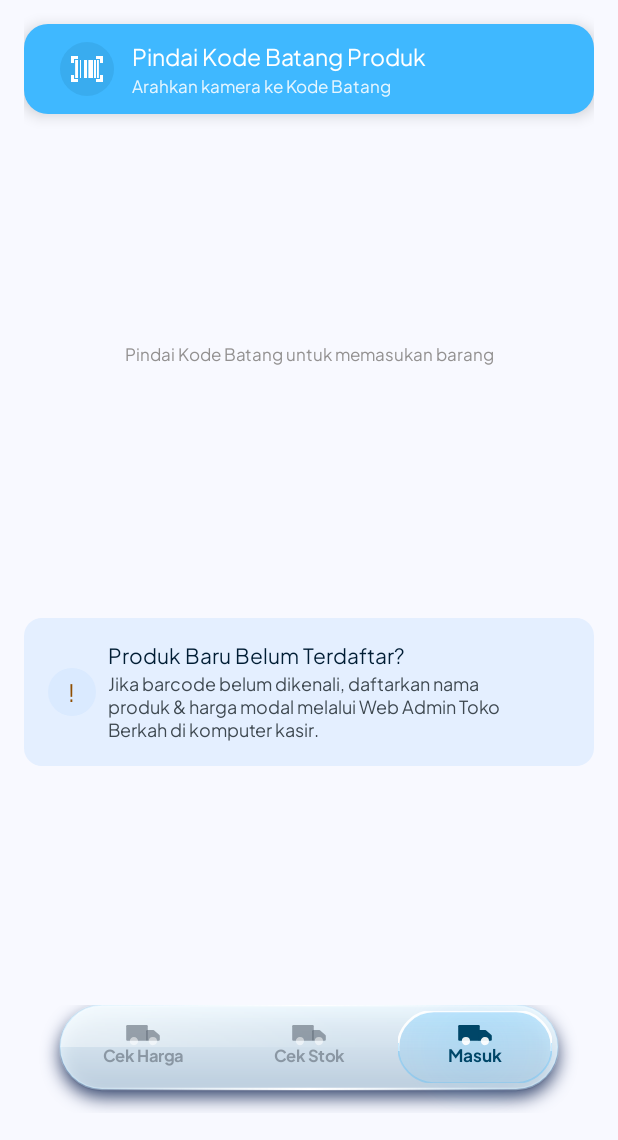
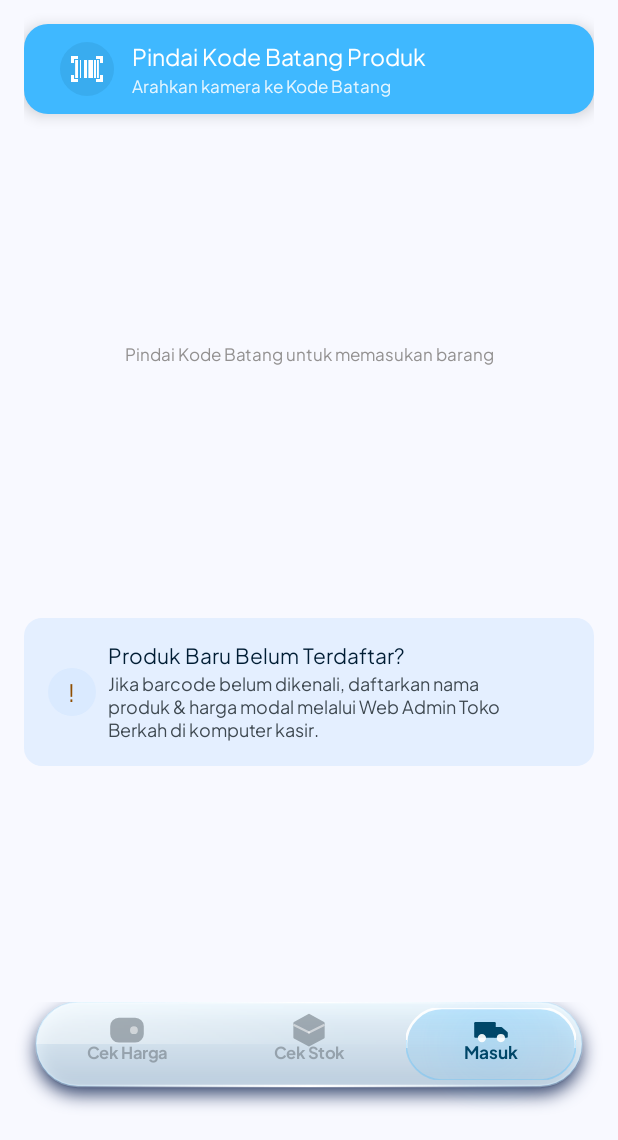
Before and after one commit to nasrulaja/toko-berkah-project, an Android app: the BarangMasukActivity screen opened directly, with no data from a screen before it, on a phone screen of 412 x 824 dp, the part 96-1236 px from its top. Run offline under Robolectric (Android 15) with nearby library versions, the phone set to English and light mode, and no system bars.

Commit message:
fix(android): samakan gaya header & navbar ketiga halaman + sinkronkan tab aktif
- onResume tiap aktivitas re-assert glassNav.selectedIndex (1/0/2) -
  aktivitas dipakai ulang REORDER_TO_FRONT, kapsul sempat salah tab
- navbar ketiga halaman memakai gaya Cek Harga: edge-to-edge, wrap_content,
  warna lgn* (nav_pill/glass_fill/navy_soft/gray_muted), ikon ic_tag/ic_box/ic_truck
- Barang Masuk: navbar mengambang (FrameLayout overlay) + paddingBottom 90dp
- Cek Stok: header buatan sendiri diganti include view_store_header
  (logo toko + breadcrumb 'Cek Stok'), background -> bg_page
- teruji di perangkat: kapsul benar di ketiga tab setelah pindah-pindah halaman

```diff
--- a/TokoBerkah-Android-App/pages/src/main/java/com/tokoberkah/pos/page_barang_masuk/BarangMasukActivity.kt
+++ b/TokoBerkah-Android-App/pages/src/main/java/com/tokoberkah/pos/page_barang_masuk/BarangMasukActivity.kt
@@ -81,9 +81,9 @@ class BarangMasukActivity : AppCompatActivity() {
                 getString(com.tokoberkah.pos.R.string.nav_masuk)
             ),
             listOf(
-                com.tokoberkah.pos.R.drawable.ic_nav_tag,
-                com.tokoberkah.pos.R.drawable.ic_nav_box,
-                com.tokoberkah.pos.R.drawable.ic_nav_truck
+                com.tokoberkah.pos.R.drawable.ic_tag,
+                com.tokoberkah.pos.R.drawable.ic_box,
+                com.tokoberkah.pos.R.drawable.ic_truck
             )
         )
 
@@ -159,6 +159,7 @@ class BarangMasukActivity : AppCompatActivity() {
 
     override fun onResume() {
         super.onResume()
+        binding.glassNav.selectedIndex = 2
         // Sinkronkan katalog dari backend supaya daftar & stok selalu terbaru.
         refreshFromServer()
     }
--- a/TokoBerkah-Android-App/pages/src/main/res/layout/activity_barang_masuk.xml
+++ b/TokoBerkah-Android-App/pages/src/main/res/layout/activity_barang_masuk.xml
@@ -1,11 +1,16 @@
 <?xml version="1.0" encoding="utf-8"?>
-<LinearLayout xmlns:android="http://schemas.android.com/apk/res/android"
+<FrameLayout xmlns:android="http://schemas.android.com/apk/res/android"
+    xmlns:app="http://schemas.android.com/apk/res-auto"
     xmlns:tools="http://schemas.android.com/tools"
     android:id="@+id/masukRoot"
     android:layout_width="match_parent"
     android:layout_height="match_parent"
-    android:background="@color/bg_page"
-    android:orientation="vertical">
+    android:background="@color/bg_page">
+
+    <LinearLayout
+        android:layout_width="match_parent"
+        android:layout_height="match_parent"
+        android:orientation="vertical">
 
     <include layout="@layout/view_store_header" />
 
@@ -14,7 +19,8 @@
         android:layout_width="match_parent"
         android:layout_height="0dp"
         android:layout_weight="1"
-        android:fillViewport="true">
+        android:fillViewport="true"
+        android:paddingBottom="90dp">
 
         <LinearLayout
             android:layout_width="match_parent"
@@ -733,17 +739,16 @@
         </LinearLayout>
     </ScrollView>
 
+    </LinearLayout>
+
     <!-- ===== Liquid Glass floating navbar ===== -->
-    <FrameLayout
+    <com.tokoberkah.pos.ui.LiquidGlassNavbar
+        android:id="@+id/glassNav"
         android:layout_width="match_parent"
-        android:layout_height="wrap_content">
-
-        <com.tokoberkah.pos.ui.LiquidGlassNavbar
-            android:id="@+id/glassNav"
-            android:layout_width="match_parent"
-            android:layout_height="72dp"
-            android:layout_marginStart="16dp"
-            android:layout_marginEnd="16dp"
-            android:layout_marginBottom="18dp" />
-    </FrameLayout>
-</LinearLayout>
+        android:layout_height="wrap_content"
+        android:layout_gravity="bottom"
+        app:lgnAccent="@color/nav_pill"
+        app:lgnGlassColor="@color/glass_fill"
+        app:lgnActiveColor="@color/navy_soft"
+        app:lgnInactiveColor="@color/gray_muted" />
+</FrameLayout>
```
Also changed, not shown: TokoBerkah-Android-App/app/src/main/java/com/tokoberkah/app/StockCheckActivity.kt (+6 -3 lines), TokoBerkah-Android-App/app/src/main/res/layout/activity_stock_check.xml (+8 -64 lines), TokoBerkah-Android-App/pages/src/main/java/com/tokoberkah/pos/MainActivity.kt (+7 -0 lines).
